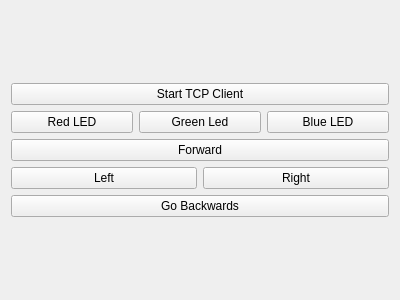
First picture: the form in Client/client_GUI.ui, repository JaumeNB/Robot_controller, before the edit.
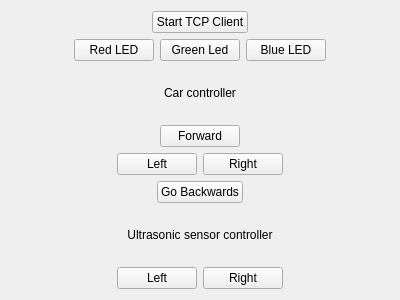
Second picture: the form after the edit.

Commit message: ULTRASONIC ORIENTATION

Patch:
```diff
--- a/Client/client_GUI.ui
+++ b/Client/client_GUI.ui
@@ -17,14 +17,57 @@
    <item>
     <layout class="QVBoxLayout" name="verticalLayout_2">
      <item>
-      <widget class="QPushButton" name="connect_btn">
-       <property name="text">
-        <string>Start TCP Client</string>
-       </property>
-      </widget>
+      <layout class="QHBoxLayout" name="horizontalLayout_7">
+       <item>
+        <spacer name="horizontalSpacer_11">
+         <property name="orientation">
+          <enum>Qt::Horizontal</enum>
+         </property>
+         <property name="sizeHint" stdset="0">
+          <size>
+           <width>40</width>
+           <height>20</height>
+          </size>
+         </property>
+        </spacer>
+       </item>
+       <item>
+        <widget class="QPushButton" name="connect_btn">
+         <property name="text">
+          <string>Start TCP Client</string>
+         </property>
+        </widget>
+       </item>
+       <item>
+        <spacer name="horizontalSpacer_12">
+         <property name="orientation">
+          <enum>Qt::Horizontal</enum>
+         </property>
+         <property name="sizeHint" stdset="0">
+          <size>
+           <width>40</width>
+           <height>20</height>
+          </size>
+         </property>
+        </spacer>
+       </item>
+      </layout>
      </item>
      <item>
       <layout class="QHBoxLayout" name="horizontalLayout_2">
+       <item>
+        <spacer name="horizontalSpacer_9">
+         <property name="orientation">
+          <enum>Qt::Horizontal</enum>
+         </property>
+         <property name="sizeHint" stdset="0">
+          <size>
+           <width>40</width>
+           <height>20</height>
+          </size>
+         </property>
+        </spacer>
+       </item>
        <item>
         <widget class="QPushButton" name="red_btn">
          <property name="text">
@@ -46,17 +89,87 @@
          </property>
         </widget>
        </item>
+       <item>
+        <spacer name="horizontalSpacer_10">
+         <property name="orientation">
+          <enum>Qt::Horizontal</enum>
+         </property>
+         <property name="sizeHint" stdset="0">
+          <size>
+           <width>40</width>
+           <height>20</height>
+          </size>
+         </property>
+        </spacer>
+       </item>
       </layout>
      </item>
      <item>
-      <widget class="QPushButton" name="forward_btn">
-       <property name="text">
-        <string>Forward</string>
-       </property>
-      </widget>
+      <layout class="QHBoxLayout" name="horizontalLayout_5">
+       <item>
+        <widget class="QLabel" name="label">
+         <property name="text">
+          <string>Car controller</string>
+         </property>
+         <property name="alignment">
+          <set>Qt::AlignCenter</set>
+         </property>
+        </widget>
+       </item>
+      </layout>
+     </item>
+     <item>
+      <layout class="QHBoxLayout" name="horizontalLayout_4">
+       <item>
+        <spacer name="horizontalSpacer_3">
+         <property name="orientation">
+          <enum>Qt::Horizontal</enum>
+         </property>
+         <property name="sizeHint" stdset="0">
+          <size>
+           <width>40</width>
+           <height>20</height>
+          </size>
+         </property>
+        </spacer>
+       </item>
+       <item>
+        <widget class="QPushButton" name="forward_btn">
+         <property name="text">
+          <string>Forward</string>
+         </property>
+        </widget>
+       </item>
+       <item>
+        <spacer name="horizontalSpacer_4">
+         <property name="orientation">
+          <enum>Qt::Horizontal</enum>
+         </property>
+         <property name="sizeHint" stdset="0">
+          <size>
+           <width>40</width>
+           <height>20</height>
+          </size>
+         </property>
+        </spacer>
+       </item>
+      </layout>
      </item>
      <item>
       <layout class="QHBoxLayout" name="horizontalLayout">
+       <item>
+        <spacer name="horizontalSpacer_5">
+         <property name="orientation">
+          <enum>Qt::Horizontal</enum>
+         </property>
+         <property name="sizeHint" stdset="0">
+          <size>
+           <width>40</width>
+           <height>20</height>
+          </size>
+         </property>
+        </spacer>
+       </item>
        <item>
         <widget class="QPushButton" name="left_btn">
          <property name="text">
@@ -71,15 +184,115 @@
          </property>
         </widget>
        </item>
+       <item>
+        <spacer name="horizontalSpacer_6">
+         <property name="orientation">
+          <enum>Qt::Horizontal</enum>
+         </property>
+         <property name="sizeHint" stdset="0">
+          <size>
+           <width>40</width>
+           <height>20</height>
+          </size>
+         </property>
+        </spacer>
+       </item>
       </layout>
      </item>
      <item>
-      <widget class="QPushButton" name="backwards_btn">
+      <layout class="QHBoxLayout" name="horizontalLayout_3">
+       <item>
+        <spacer name="horizontalSpacer">
+         <property name="orientation">
+          <enum>Qt::Horizontal</enum>
+         </property>
+         <property name="sizeHint" stdset="0">
+          <size>
+           <width>40</width>
+           <height>20</height>
+          </size>
+         </property>
+        </spacer>
+       </item>
+       <item>
+        <widget class="QPushButton" name="backwards_btn">
+         <property name="text">
+          <string>Go Backwards</string>
+         </property>
+        </widget>
+       </item>
+       <item>
+        <spacer name="horizontalSpacer_2">
+         <property name="orientation">
+          <enum>Qt::Horizontal</enum>
+         </property>
+         <property name="sizeHint" stdset="0">
+          <size>
+           <width>40</width>
+           <height>20</height>
+          </size>
+         </property>
+        </spacer>
+       </item>
+      </layout>
+     </item>
+     <item>
+      <widget class="QLabel" name="label_2">
        <property name="text">
-        <string>Go Backwards</string>
+        <string>Ultrasonic sensor controller</string>
+       </property>
+       <property name="alignment">
+        <set>Qt::AlignCenter</set>
        </property>
       </widget>
      </item>
+     <item>
+      <layout class="QHBoxLayout" name="horizontalLayout_6">
+       <item>
+        <spacer name="horizontalSpacer_7">
+         <property name="orientation">
+          <enum>Qt::Horizontal</enum>
+         </property>
+         <property name="sizeHint" stdset="0">
+          <size>
+           <width>40</width>
+           <height>20</height>
+          </size>
+         </property>
+        </spacer>
+       </item>
+       <item>
+        <widget class="QPushButton" name="ultrasonic_left_btn">
+         <property name="focusPolicy">
+          <enum>Qt::NoFocus</enum>
+         </property>
+         <property name="text">
+          <string>Left</string>
+         </property>
+        </widget>
+       </item>
+       <item>
+        <widget class="QPushButton" name="ultrasonic_right_btn">
+         <property name="text">
+          <string>Right</string>
+         </property>
+        </widget>
+       </item>
+       <item>
+        <spacer name="horizontalSpacer_8">
+         <property name="orientation">
+          <enum>Qt::Horizontal</enum>
+         </property>
+         <property name="sizeHint" stdset="0">
+          <size>
+           <width>40</width>
+           <height>20</height>
+          </size>
+         </property>
+        </spacer>
+       </item>
+      </layout>
+     </item>
     </layout>
    </item>
   </layout>
```
The commit also changes 6 other files.
